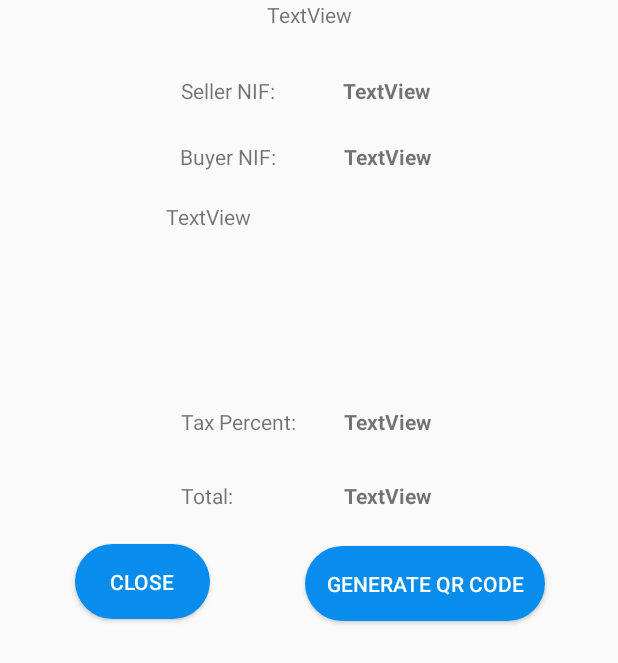
After one commit to ianuni/eReceipt, an Android app: the layout dialog_view_invoice.xml on its own in the app's theme, with its tools: preview values and no code run, on a phone screen of 412 x 824 dp. The commit adds this screen. Shown: the top 663 px of the screen. Run offline under Robolectric (Android 15) with nearby library versions, the light colour scheme and no system bars.

Commit message:
Invoice fragment: Filtering, clicking items, show up dialog, generate qr code based on invoice - all done

```diff
--- a/app/build.gradle
+++ b/app/build.gradle
@@ -57,4 +57,8 @@ dependencies {
 
     //Para el uso de corrutinas:
     implementation 'androidx.lifecycle:lifecycle-runtime-ktx:2.5.1'
+
+    //Para generar el codigo qr:
+    implementation('com.journeyapps:zxing-android-embedded:4.3.0') { transitive = false }
+    implementation 'com.google.zxing:core:3.3.0'
 }
--- a/app/src/main/AndroidManifest.xml
+++ b/app/src/main/AndroidManifest.xml
@@ -11,7 +11,8 @@
         android:roundIcon="@mipmap/ic_launcher_round"
         android:supportsRtl="true"
         android:theme="@style/Theme.EReceipt"
-        tools:targetApi="31">
+        tools:targetApi="31"
+        android:hardwareAccelerated="true">
         <activity
             android:name=".MainActivity"
             android:exported="true"
--- /dev/null
+++ b/app/src/main/res/layout/dialog_view_invoice.xml
@@ -0,0 +1,176 @@
+<?xml version="1.0" encoding="utf-8"?>
+<androidx.constraintlayout.widget.ConstraintLayout xmlns:android="http://schemas.android.com/apk/res/android"
+    xmlns:app="http://schemas.android.com/apk/res-auto"
+    xmlns:tools="http://schemas.android.com/tools"
+    android:layout_width="match_parent"
+    android:layout_height="wrap_content">
+
+    <TextView
+        android:id="@+id/txtVwDate"
+        android:layout_width="wrap_content"
+        android:layout_height="wrap_content"
+        android:text="TextView"
+        app:layout_constraintBottom_toBottomOf="parent"
+        app:layout_constraintEnd_toEndOf="parent"
+        app:layout_constraintHorizontal_bias="0.5"
+        app:layout_constraintStart_toStartOf="parent"
+        app:layout_constraintTop_toTopOf="parent"
+        app:layout_constraintVertical_bias="0.0" />
+
+    <TextView
+        android:id="@+id/txtVwProducts"
+        android:layout_width="190dp"
+        android:layout_height="100dp"
+        android:text="TextView"
+        app:layout_constraintBottom_toBottomOf="parent"
+        app:layout_constraintEnd_toEndOf="parent"
+        app:layout_constraintHorizontal_bias="0.497"
+        app:layout_constraintStart_toStartOf="parent"
+        app:layout_constraintTop_toBottomOf="@+id/txtVwBuyerNIFLabel"
+        app:layout_constraintVertical_bias="0.038" />
+
+    <TextView
+        android:id="@+id/txtVwTax"
+        android:layout_width="wrap_content"
+        android:layout_height="wrap_content"
+        android:text="TextView"
+        android:textStyle="bold"
+        app:layout_constraintBottom_toBottomOf="parent"
+        app:layout_constraintEnd_toEndOf="parent"
+        app:layout_constraintHorizontal_bias="0.205"
+        app:layout_constraintStart_toEndOf="@+id/txtVwTaxLabel"
+        app:layout_constraintTop_toBottomOf="@+id/txtVwProducts"
+        app:layout_constraintVertical_bias="0.075" />
+
+    <ImageView
+        android:id="@+id/imgVwQR"
+        android:layout_width="300dp"
+        android:layout_height="300dp"
+        android:layout_marginTop="33dp"
+        app:layout_constraintBottom_toBottomOf="parent"
+        app:layout_constraintEnd_toEndOf="parent"
+        app:layout_constraintHorizontal_bias="0.495"
+        app:layout_constraintStart_toStartOf="parent"
+        app:layout_constraintTop_toBottomOf="@+id/btnQR"
+        app:layout_constraintVertical_bias="1.0" />
+
+    <TextView
+        android:id="@+id/txtVwSellerNIF"
+        android:layout_width="wrap_content"
+        android:layout_height="wrap_content"
+        android:text="TextView"
+        android:textStyle="bold"
+        app:layout_constraintBottom_toBottomOf="parent"
+        app:layout_constraintEnd_toEndOf="parent"
+        app:layout_constraintHorizontal_bias="0.266"
+        app:layout_constraintStart_toEndOf="@+id/txtVwSellerNIFLabel"
+        app:layout_constraintTop_toBottomOf="@+id/txtVwDate"
+        app:layout_constraintVertical_bias="0.044" />
+
+    <TextView
+        android:id="@+id/txtVwTotal"
+        android:layout_width="wrap_content"
+        android:layout_height="wrap_content"
+        android:layout_marginTop="18dp"
+        android:text="TextView"
+        android:textStyle="bold"
+        app:layout_constraintBottom_toBottomOf="parent"
+        app:layout_constraintEnd_toEndOf="parent"
+        app:layout_constraintHorizontal_bias="0.373"
+        app:layout_constraintStart_toEndOf="@+id/txtVwTotalLabel"
+        app:layout_constraintTop_toBottomOf="@+id/txtVwTax"
+        app:layout_constraintVertical_bias="0.029" />
+
+    <Button
+        android:id="@+id/btnClose"
+        android:layout_width="90dp"
+        android:layout_height="wrap_content"
+        android:background="@drawable/button"
+        android:text="Close"
+        android:textColor="@color/white"
+        app:layout_constraintBottom_toBottomOf="parent"
+        app:layout_constraintEnd_toEndOf="parent"
+        app:layout_constraintHorizontal_bias="0.155"
+        app:layout_constraintStart_toStartOf="parent"
+        app:layout_constraintTop_toBottomOf="@+id/txtVwTotalLabel"
+        app:layout_constraintVertical_bias="0.063" />
+
+    <TextView
+        android:id="@+id/txtVwBuyerNIF"
+        android:layout_width="wrap_content"
+        android:layout_height="wrap_content"
+        android:layout_marginTop="14dp"
+        android:text="TextView"
+        android:textStyle="bold"
+        app:layout_constraintBottom_toBottomOf="parent"
+        app:layout_constraintEnd_toEndOf="parent"
+        app:layout_constraintHorizontal_bias="0.266"
+        app:layout_constraintStart_toEndOf="@+id/txtVwBuyerNIFLabel"
+        app:layout_constraintTop_toBottomOf="@+id/txtVwSellerNIF"
+        app:layout_constraintVertical_bias="0.017" />
+
+    <TextView
+        android:id="@+id/txtVwTotalLabel"
+        android:layout_width="wrap_content"
+        android:layout_height="wrap_content"
+        android:layout_marginTop="18dp"
+        android:text="Total:"
+        app:layout_constraintBottom_toBottomOf="parent"
+        app:layout_constraintEnd_toEndOf="parent"
+        app:layout_constraintHorizontal_bias="0.319"
+        app:layout_constraintStart_toStartOf="parent"
+        app:layout_constraintTop_toBottomOf="@+id/txtVwTaxLabel"
+        app:layout_constraintVertical_bias="0.029" />
+
+    <TextView
+        android:id="@+id/txtVwTaxLabel"
+        android:layout_width="wrap_content"
+        android:layout_height="wrap_content"
+        android:text="Tax Percent:"
+        app:layout_constraintBottom_toBottomOf="parent"
+        app:layout_constraintEnd_toEndOf="parent"
+        app:layout_constraintHorizontal_bias="0.359"
+        app:layout_constraintStart_toStartOf="parent"
+        app:layout_constraintTop_toBottomOf="@+id/txtVwProducts"
+        app:layout_constraintVertical_bias="0.075" />
+
+    <Button
+        android:id="@+id/btnQR"
+        android:layout_width="160dp"
+        android:layout_height="wrap_content"
+        android:background="@drawable/button"
+        android:text="Generate QR Code"
+        android:textColor="@color/white"
+        app:layout_constraintBottom_toBottomOf="parent"
+        app:layout_constraintEnd_toEndOf="parent"
+        app:layout_constraintHorizontal_bias="0.567"
+        app:layout_constraintStart_toEndOf="@+id/btnClose"
+        app:layout_constraintTop_toBottomOf="@+id/txtVwTotalLabel"
+        app:layout_constraintVertical_bias="0.066" />
+
+    <TextView
+        android:id="@+id/txtVwBuyerNIFLabel"
+        android:layout_width="wrap_content"
+        android:layout_height="wrap_content"
+        android:layout_marginTop="14dp"
+        android:text="Buyer NIF:"
+        app:layout_constraintBottom_toBottomOf="parent"
+        app:layout_constraintEnd_toEndOf="parent"
+        app:layout_constraintHorizontal_bias="0.345"
+        app:layout_constraintStart_toStartOf="parent"
+        app:layout_constraintTop_toBottomOf="@+id/txtVwSellerNIFLabel"
+        app:layout_constraintVertical_bias="0.017" />
+
+    <TextView
+        android:id="@+id/txtVwSellerNIFLabel"
+        android:layout_width="wrap_content"
+        android:layout_height="wrap_content"
+        android:text="Seller NIF:"
+        app:layout_constraintBottom_toBottomOf="parent"
+        app:layout_constraintEnd_toEndOf="parent"
+        app:layout_constraintHorizontal_bias="0.345"
+        app:layout_constraintStart_toStartOf="parent"
+        app:layout_constraintTop_toBottomOf="@+id/txtVwDate"
+        app:layout_constraintVertical_bias="0.044" />
+
+</androidx.constraintlayout.widget.ConstraintLayout>
```
Also changed, not shown: app/src/main/java/com/example/ereceipt/Fragments/InvoicesFragment.kt (+74 -3 lines), app/src/main/java/com/example/ereceipt/adapter/ViewInvoiceAdapter.kt (+8 -2 lines), app/src/main/java/com/example/ereceipt/adapter/ViewInvoiceViewHolder.kt (+5 -2 lines), app/src/main/res/layout/fragment_invoices.xml (+9 -4 lines), app/src/main/res/layout/item_view_invoice.xml (+67 -91 lines).
